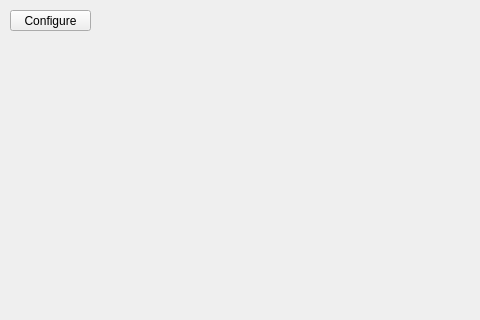
The window that source/example/ublox_receiver_plugin/ublox_receiver_view.ui (Team-Pinpoint/skydel-plug-ins) describes before a commit, drawn with Qt 5; both pictures show x 0 to 480 and y 0 to 320 of the 800 by 600 pixel window.
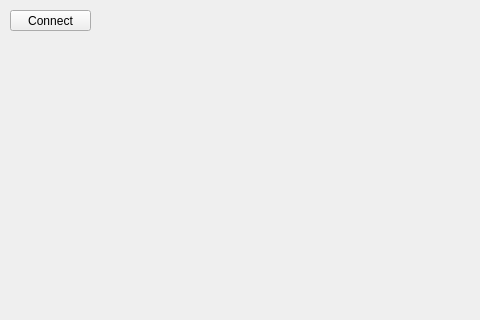
The same window after the commit. Custom widgets are drawn as their Qt base class.

Commit message: ui to connect port and baud rate with receiver

Patch:
```diff
--- a/source/example/ublox_receiver_plugin/ublox_receiver_view.ui
+++ b/source/example/ublox_receiver_plugin/ublox_receiver_view.ui
@@ -36,7 +36,7 @@
     <string>Configure Receiver</string>
    </property>
    <property name="text">
-    <string>Configure</string>
+    <string>Connect</string>
    </property>
   </widget>
  </widget>
```
Left out of the diff: 4 changed lines with no effect on the pictures. The commit also changes 9 other files.
